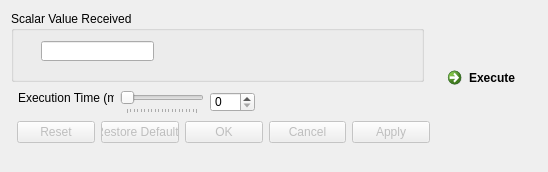
Before: the Qt Designer form src/Interface/Modules/Testing/ReceiveScalar.ui in SCIInstitute/SCIRun, drawn with Qt 5.
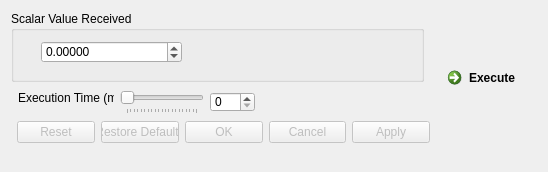
After: the same form once the commit is applied.

```diff
--- a/src/Interface/Modules/Testing/ReceiveScalar.ui
+++ b/src/Interface/Modules/Testing/ReceiveScalar.ui
@@ -50,17 +50,23 @@
    <property name="checkable">
     <bool>false</bool>
    </property>
-   <widget class="QLineEdit" name="scalarValueReceived_">
+   <widget class="QDoubleSpinBox" name="scalarValueReceived_">
     <property name="geometry">
      <rect>
       <x>30</x>
       <y>30</y>
-      <width>113</width>
-      <height>20</height>
+      <width>141</width>
+      <height>22</height>
      </rect>
     </property>
-    <property name="readOnly">
-     <bool>true</bool>
+    <property name="decimals">
+     <number>5</number>
+    </property>
+    <property name="minimum">
+     <double>-100000000.000000000000000</double>
+    </property>
+    <property name="maximum">
+     <double>100000000.000000000000000</double>
     </property>
    </widget>
   </widget>
```
